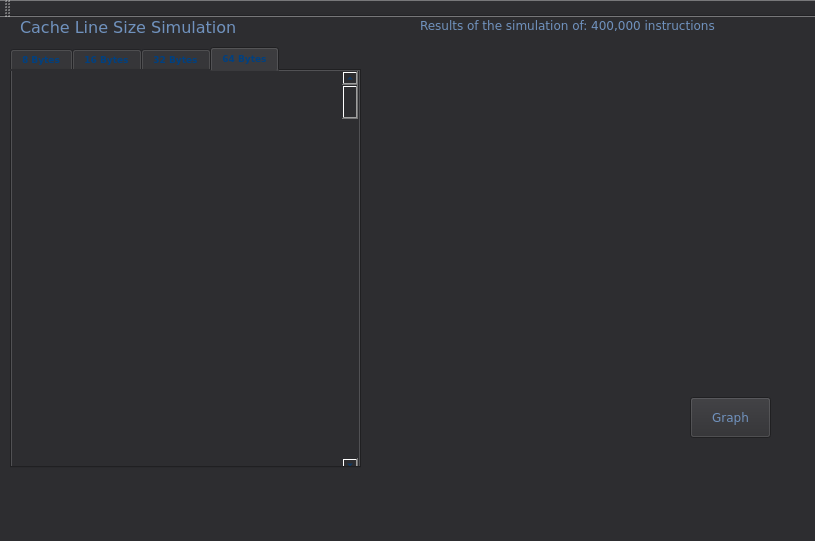
Before: the Qt Designer form CacheSimulator/mainwindow.ui in RoboticHuman/TheBigCacheOfByteWonderLand, drawn with Qt 5.
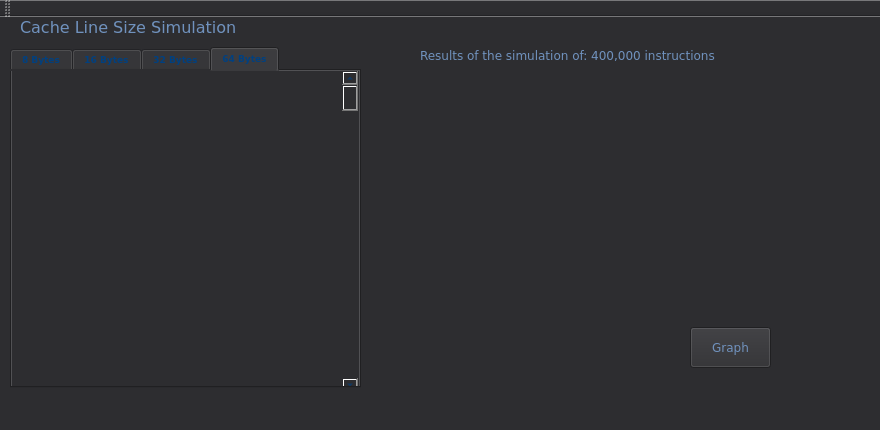
After: the same form once the commit is applied. The open tabs and pages were chosen to show the change. Custom widgets are drawn as their Qt base class.

Patch:
```diff
--- a/CacheSimulator/mainwindow.ui
+++ b/CacheSimulator/mainwindow.ui
@@ -6,8 +6,8 @@
    <rect>
     <x>0</x>
     <y>0</y>
-    <width>815</width>
-    <height>541</height>
+    <width>880</width>
+    <height>430</height>
    </rect>
   </property>
   <property name="windowTitle">
@@ -23,7 +23,7 @@
       <x>10</x>
       <y>30</y>
       <width>351</width>
-      <height>421</height>
+      <height>341</height>
      </rect>
     </property>
     <property name="font">
@@ -134,7 +134,7 @@
         <x>0</x>
         <y>0</y>
         <width>331</width>
-        <height>401</height>
+        <height>321</height>
        </rect>
       </property>
      </widget>
@@ -144,7 +144,7 @@
         <x>330</x>
         <y>0</y>
         <width>16</width>
-        <height>401</height>
+        <height>321</height>
        </rect>
       </property>
       <property name="orientation">
@@ -179,9 +179,9 @@
     <property name="geometry">
      <rect>
       <x>420</x>
-      <y>20</y>
-      <width>361</width>
-      <height>321</height>
+      <y>60</y>
+      <width>441</width>
+      <height>211</height>
      </rect>
     </property>
    </widget>
@@ -189,7 +189,7 @@
     <property name="geometry">
      <rect>
       <x>690</x>
-      <y>380</y>
+      <y>310</y>
       <width>81</width>
       <height>41</height>
      </rect>
@@ -211,7 +211,7 @@
     <property name="geometry">
      <rect>
       <x>420</x>
-      <y>0</y>
+      <y>30</y>
       <width>371</width>
       <height>16</height>
      </rect>
@@ -233,7 +233,7 @@
     <property name="geometry">
      <rect>
       <x>420</x>
-      <y>360</y>
+      <y>290</y>
       <width>181</width>
       <height>20</height>
      </rect>
@@ -277,7 +277,7 @@
     <property name="geometry">
      <rect>
       <x>420</x>
-      <y>390</y>
+      <y>320</y>
       <width>181</width>
       <height>20</height>
      </rect>
@@ -321,7 +321,7 @@
     <property name="geometry">
      <rect>
       <x>420</x>
-      <y>420</y>
+      <y>350</y>
       <width>181</width>
       <height>20</height>
      </rect>
@@ -392,6 +392,14 @@
   <widget class="QStatusBar" name="statusBar"/>
  </widget>
  <layoutdefault spacing="6" margin="11"/>
+ <customwidgets>
+  <customwidget>
+   <class>mywidget</class>
+   <extends>QWidget</extends>
+   <header location="global">mywidget.h</header>
+   <container>1</container>
+  </customwidget>
+ </customwidgets>
  <resources/>
  <connections/>
 </ui>
```
Left out of the diff: 35 changed lines with no effect on the pictures.
